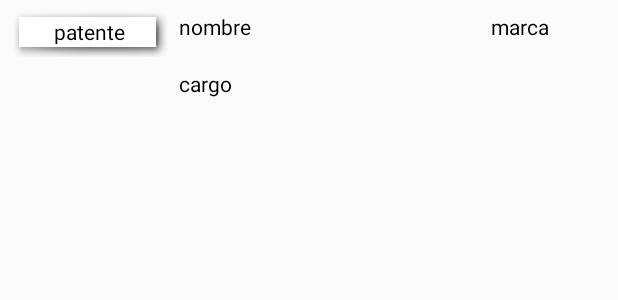
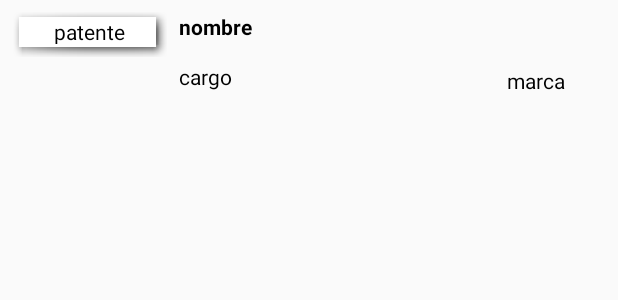
Before and after one commit to Grupo4Priscila/ProyectoFinal, an Android app: the layout patente.xml on its own in the app's theme, with its tools: preview values and no code run, on a phone screen of 412 x 824 dp. Shown: the top 300 px of the screen. Run offline under Robolectric (Android 15) with nearby library versions, the phone set to English and light mode, and no system bars.

```diff
--- a/app/src/main/java/cl/ucn/disc/dam/autolog/ActivityListPatente.java
+++ b/app/src/main/java/cl/ucn/disc/dam/autolog/ActivityListPatente.java
@@ -20,7 +20,7 @@ public class ActivityListPatente extends AppCompatActivity {
         super.onCreate(savedInstanceState);
         setContentView(R.layout.activity_list_patente);
 
-        listaVehiculos = (ListView) findViewById(R.id.listapatente);
+        listaVehiculos = (ListView) findViewById(R.id.listpatente);
         lista = new ArrayList<Vehiculo>();
 
 
--- a/app/src/main/res/layout/patente.xml
+++ b/app/src/main/res/layout/patente.xml
@@ -10,7 +10,7 @@
     <android.support.constraint.ConstraintLayout xmlns:android="http://schemas.android.com/apk/res/android"
         android:id="@+id/linearLayout2"
         android:layout_width="match_parent"
-        android:layout_height="90dp"
+        android:layout_height="70dp"
         tools:ignore="MissingConstraints"
         tools:layout_editor_absoluteX="0dp">
 
@@ -35,14 +35,15 @@
         <TextView
             android:id="@+id/marcaVehiculo"
             android:layout_width="66dp"
-            android:layout_height="30dp"
+            android:layout_height="25dp"
             android:layout_marginEnd="8dp"
             android:layout_marginStart="8dp"
-            android:layout_marginTop="8dp"
+            android:layout_marginTop="44dp"
             android:onClick="ShowPopup_datos"
             android:text="marca"
             android:textColor="@android:color/background_dark"
             app:layout_constraintEnd_toEndOf="parent"
+            app:layout_constraintHorizontal_bias="1.0"
             app:layout_constraintStart_toEndOf="@+id/responsable"
             app:layout_constraintTop_toTopOf="parent"
             tools:ignore="MissingConstraints" />
@@ -51,11 +52,12 @@
         <TextView
             android:id="@+id/responsable"
             android:layout_width="189dp"
-            android:layout_height="30dp"
+            android:layout_height="25dp"
             android:layout_marginStart="8dp"
             android:layout_marginTop="8dp"
             android:text="nombre"
             android:textColor="@android:color/background_dark"
+            android:textStyle="bold"
             app:layout_constraintStart_toEndOf="@+id/patente"
             app:layout_constraintTop_toTopOf="parent"
             tools:ignore="MissingConstraints" />
@@ -63,7 +65,7 @@
         <TextView
             android:id="@+id/cargoResponsable"
             android:layout_width="186dp"
-            android:layout_height="33dp"
+            android:layout_height="25dp"
             android:layout_marginStart="8dp"
             android:layout_marginTop="8dp"
             android:text="cargo"
```
Also changed, not shown: app/src/main/java/cl/ucn/disc/dam/autolog/ListaPatenteActivity.java (deleted, +0 -81 lines), app/src/main/res/layout/listapatente.xml (deleted, +0 -14 lines).
